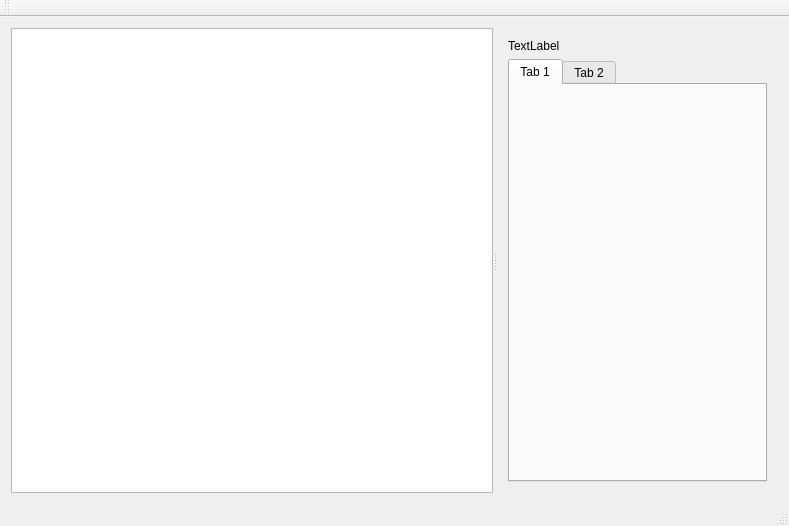
The window that mainwindow.ui (mugiseyebrows/mugi-query) describes before a commit, drawn with Qt 5.
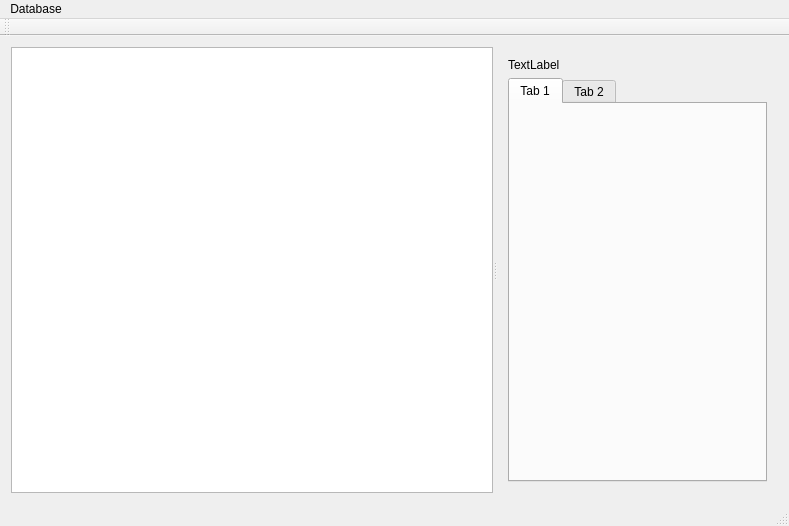
The same window after the commit.

The edit to the form file:
```diff
--- a/mainwindow.ui
+++ b/mainwindow.ui
@@ -66,6 +66,13 @@
      <height>25</height>
     </rect>
    </property>
+   <widget class="QMenu" name="menuDatabase">
+    <property name="title">
+     <string>Database</string>
+    </property>
+    <addaction name="addDatabase"/>
+   </widget>
+   <addaction name="menuDatabase"/>
   </widget>
   <widget class="QToolBar" name="mainToolBar">
    <attribute name="toolBarArea">
```
Left out of the diff: 5 changed lines with no effect on the pictures.
